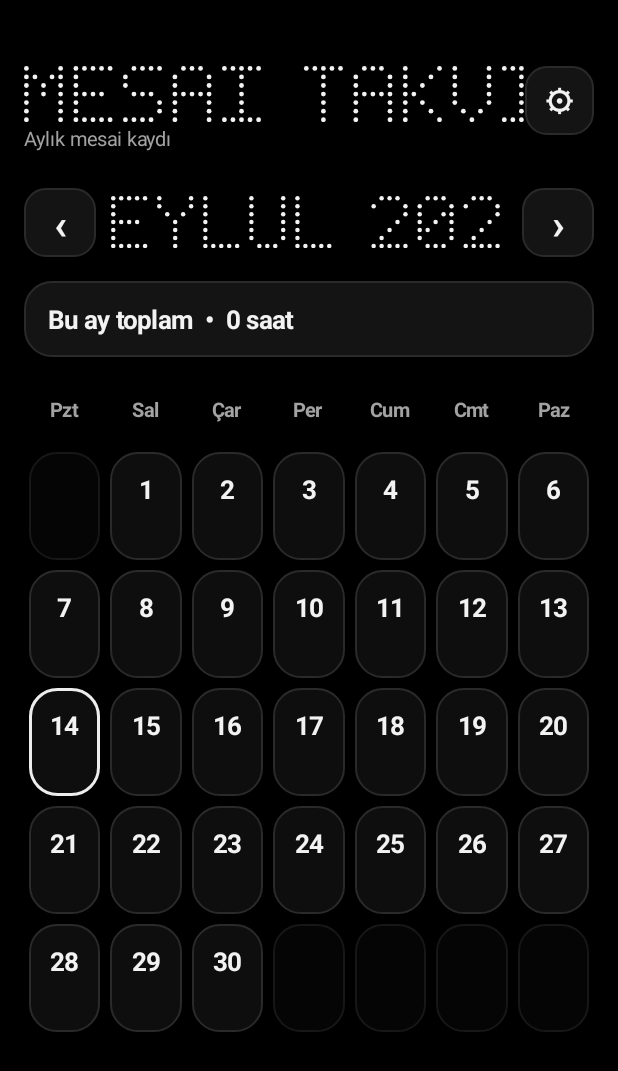
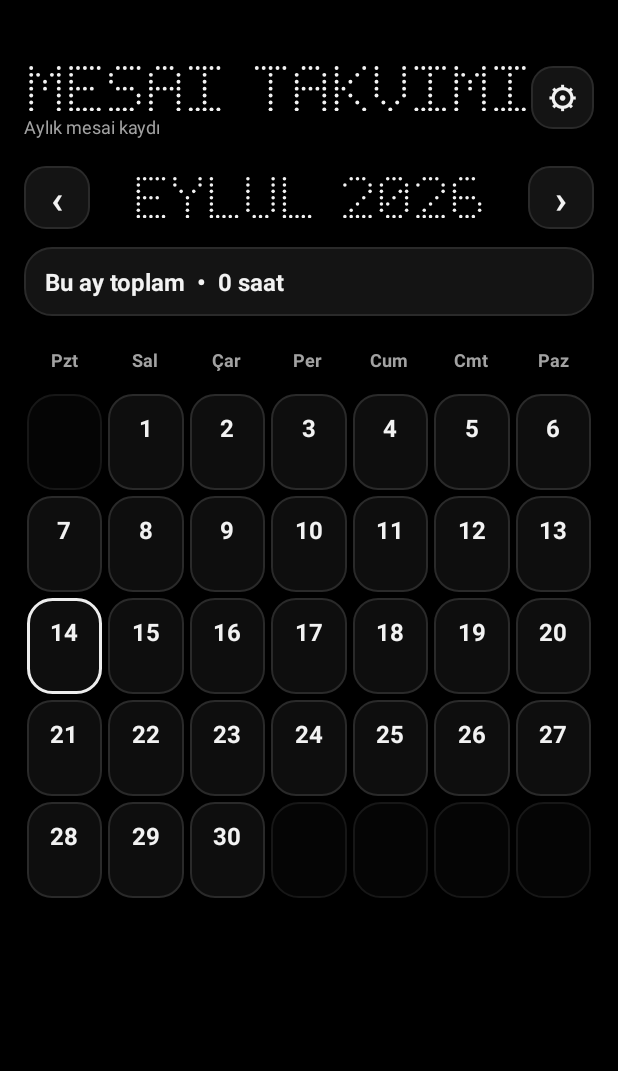
Before and after one commit to omer00000/omer, an Android app: the screen it shows after launch (MainActivity), on a phone screen of 412 x 824 dp. Shown: the top 1071 px of the screen. Run offline under Robolectric (Android 15) with nearby library versions, the phone set to English and light mode, and no system bars.

Commit message:
UI: compact layout and left align titles

```diff
--- a/app/src/main/java/com/omerfaruk/mesaitakvimi/MainActivity.java
+++ b/app/src/main/java/com/omerfaruk/mesaitakvimi/MainActivity.java
@@ -128,18 +128,21 @@ public class MainActivity extends Activity {
 
         LinearLayout titleGroup = new LinearLayout(this);
         titleGroup.setOrientation(LinearLayout.VERTICAL);
+        titleGroup.setGravity(Gravity.START);
         top.addView(titleGroup, new LinearLayout.LayoutParams(0, ViewGroup.LayoutParams.WRAP_CONTENT, 1f));
 
         DotMatrixTextView appTitle = new DotMatrixTextView(this);
         appTitle.setText(normalizeDotsText("Mesai Takvimi"));
         appTitle.setDotColor(TEXT);
-        appTitle.setMatrixMetrics(dpFloat(3.2f), dpFloat(2.5f), dpFloat(7f));
+        appTitle.setMatrixMetrics(dpFloat(2.6f), dpFloat(2.0f), dpFloat(5.6f));
+        appTitle.setGravity(Gravity.START);
         titleGroup.addView(appTitle);
 
         TextView subtitle = new TextView(this);
         subtitle.setText("Aylık mesai kaydı");
         subtitle.setTextColor(TEXT_MUTED);
-        subtitle.setTextSize(TypedValue.COMPLEX_UNIT_SP, 13);
+        subtitle.setTextSize(TypedValue.COMPLEX_UNIT_SP, 12);
+        subtitle.setGravity(Gravity.START);
         subtitle.setPadding(0, dp(2), 0, 0);
         titleGroup.addView(subtitle);
 
@@ -152,7 +155,7 @@ public class MainActivity extends Activity {
         LinearLayout nav = new LinearLayout(this);
         nav.setOrientation(LinearLayout.HORIZONTAL);
         nav.setGravity(Gravity.CENTER_VERTICAL);
-        nav.setPadding(0, dp(24), 0, dp(16));
+        nav.setPadding(0, dp(18), 0, dp(12));
 
         TextView prev = navButton("‹");
         prev.setContentDescription("Önceki ay");
@@ -161,11 +164,11 @@ public class MainActivity extends Activity {
 
         monthTitle = new DotMatrixTextView(this);
         monthTitle.setDotColor(TEXT);
-        monthTitle.setMatrixMetrics(dpFloat(3.0f), dpFloat(2.3f), dpFloat(6.5f));
-        monthTitle.setGravity(Gravity.CENTER);
+        monthTitle.setMatrixMetrics(dpFloat(2.35f), dpFloat(1.85f), dpFloat(5.2f));
+        monthTitle.setGravity(Gravity.START | Gravity.CENTER_VERTICAL);
         LinearLayout.LayoutParams monthLp = new LinearLayout.LayoutParams(0, ViewGroup.LayoutParams.WRAP_CONTENT, 1f);
-        monthLp.leftMargin = dp(10);
-        monthLp.rightMargin = dp(10);
+        monthLp.leftMargin = dp(8);
+        monthLp.rightMargin = dp(8);
         nav.addView(monthTitle, monthLp);
 
         TextView next = navButton("›");
@@ -178,9 +181,9 @@ public class MainActivity extends Activity {
         totalText = new TextView(this);
         totalText.setGravity(Gravity.CENTER_VERTICAL);
         totalText.setTextColor(TEXT);
-        totalText.setTextSize(TypedValue.COMPLEX_UNIT_SP, 17);
+        totalText.setTextSize(TypedValue.COMPLEX_UNIT_SP, 16);
         totalText.setTypeface(Typeface.DEFAULT, Typeface.BOLD);
-        totalText.setPadding(dp(16), dp(14), dp(16), dp(14));
+        totalText.setPadding(dp(14), dp(12), dp(14), dp(12));
         totalText.setBackground(rounded(SURFACE_ALT, STROKE, 18, 1));
         root.addView(totalText, new LinearLayout.LayoutParams(
                 ViewGroup.LayoutParams.MATCH_PARENT,
@@ -191,16 +194,16 @@ public class MainActivity extends Activity {
 
         LinearLayout weekHeader = new LinearLayout(this);
         weekHeader.setOrientation(LinearLayout.HORIZONTAL);
-        weekHeader.setPadding(0, dp(18), 0, dp(8));
+        weekHeader.setPadding(0, dp(14), 0, dp(6));
         String[] dayNames = {"Pzt", "Sal", "Çar", "Per", "Cum", "Cmt", "Paz"};
         for (String name : dayNames) {
             TextView day = new TextView(this);
             day.setText(name);
             day.setGravity(Gravity.CENTER);
             day.setTextColor(TEXT_MUTED);
-            day.setTextSize(TypedValue.COMPLEX_UNIT_SP, 13);
+            day.setTextSize(TypedValue.COMPLEX_UNIT_SP, 12);
             day.setTypeface(Typeface.DEFAULT, Typeface.BOLD);
-            weekHeader.addView(day, new LinearLayout.LayoutParams(0, dp(34), 1f));
+            weekHeader.addView(day, new LinearLayout.LayoutParams(0, dp(30), 1f));
         }
         calendarSection.addView(weekHeader);
 
@@ -265,7 +268,7 @@ public class MainActivity extends Activity {
     private void addBlankCell() {
         View blank = new View(this);
         GridLayout.LayoutParams lp = cellParams();
-        lp.setMargins(dp(3), dp(3), dp(3), dp(3));
+        lp.setMargins(dp(2), dp(2), dp(2), dp(2));
         blank.setLayoutParams(lp);
         blank.setBackground(rounded(Color.parseColor("#050505"), Color.parseColor("#171717"), 18, 1));
         calendarGrid.addView(blank);
@@ -278,17 +281,17 @@ public class MainActivity extends Activity {
         LinearLayout cell = new LinearLayout(this);
         cell.setOrientation(LinearLayout.VERTICAL);
         cell.setGravity(Gravity.CENTER);
-        cell.setPadding(dp(3), dp(7), dp(3), dp(7));
+        cell.setPadding(dp(3), dp(5), dp(3), dp(5));
 
         int fill = hasHours ? ACCENT_SOFT : SURFACE;
         int border = today ? ACCENT : STROKE;
         int borderWidth = today ? 2 : 1;
-        cell.setBackground(rounded(fill, border, 18, borderWidth));
+        cell.setBackground(rounded(fill, border, 16, borderWidth));
         cell.setElevation(dp(1));
 
         TextView dayNo = new TextView(this);
         dayNo.setText(String.valueOf(day));
-        dayNo.setTextSize(TypedValue.COMPLEX_UNIT_SP, 17);
+        dayNo.setTextSize(TypedValue.COMPLEX_UNIT_SP, 16);
         dayNo.setTypeface(Typeface.DEFAULT, Typeface.BOLD);
         dayNo.setTextColor(TEXT);
         dayNo.setGravity(Gravity.CENTER);
@@ -296,17 +299,17 @@ public class MainActivity extends Activity {
 
         TextView hourText = new TextView(this);
         hourText.setText(hasHours ? formatDayMinutes(minutes) : "");
-        hourText.setTextSize(TypedValue.COMPLEX_UNIT_SP, 12);
+        hourText.setTextSize(TypedValue.COMPLEX_UNIT_SP, 11);
         hourText.setTextColor(hasHours ? TEXT : TEXT_MUTED);
         hourText.setTypeface(Typeface.DEFAULT, Typeface.NORMAL);
         hourText.setGravity(Gravity.CENTER);
-        hourText.setPadding(0, dp(6), 0, 0);
+        hourText.setPadding(0, dp(4), 0, 0);
         cell.addView(hourText);
 
         cell.setOnClickListener(v -> showTimePicker(day, key, minutes));
 
         GridLayout.LayoutParams lp = cellParams();
-        lp.setMargins(dp(3), dp(3), dp(3), dp(3));
+        lp.setMargins(dp(2), dp(2), dp(2), dp(2));
         cell.setLayoutParams(lp);
         calendarGrid.addView(cell);
     }
@@ -314,7 +317,7 @@ public class MainActivity extends Activity {
     private GridLayout.LayoutParams cellParams() {
         GridLayout.LayoutParams lp = new GridLayout.LayoutParams();
         lp.width = 0;
-        lp.height = dp(72);
+        lp.height = dp(64);
         lp.columnSpec = GridLayout.spec(GridLayout.UNDEFINED, 1f);
         return lp;
     }
@@ -412,7 +415,7 @@ public class MainActivity extends Activity {
     private void showAbout() {
         new AlertDialog.Builder(this)
                 .setTitle("Mesai Takvimi")
-                .setMessage("Yapımcı: Ömer Faruk Boz\nSürüm: 1.4\n\nVeriler yalnızca telefonda saklanır. Yedekleme ile JSON dosyası olarak dışa ve içe aktarılabilir.")
+                .setMessage("Yapımcı: Ömer Faruk Boz\nSürüm: 1.5\n\nVeriler yalnızca telefonda saklanır. Yedekleme ile JSON dosyası olarak dışa ve içe aktarılabilir.")
                 .setPositiveButton("Tamam", null)
                 .show();
     }
@@ -592,7 +595,7 @@ public class MainActivity extends Activity {
         view.setTextSize(TypedValue.COMPLEX_UNIT_SP, 20);
         view.setTypeface(Typeface.DEFAULT, Typeface.BOLD);
         view.setBackground(rounded(SURFACE_ALT, STROKE, 14, 1));
-        view.setLayoutParams(new LinearLayout.LayoutParams(dp(46), dp(46)));
+        view.setLayoutParams(new LinearLayout.LayoutParams(dp(42), dp(42)));
         return view;
     }
 
@@ -601,10 +604,10 @@ public class MainActivity extends Activity {
         view.setText(text);
         view.setGravity(Gravity.CENTER);
         view.setTextColor(TEXT);
-        view.setTextSize(TypedValue.COMPLEX_UNIT_SP, 28);
+        view.setTextSize(TypedValue.COMPLEX_UNIT_SP, 26);
         view.setTypeface(Typeface.DEFAULT, Typeface.BOLD);
         view.setBackground(rounded(SURFACE_ALT, STROKE, 14, 1));
-        view.setLayoutParams(new LinearLayout.LayoutParams(dp(48), dp(46)));
+        view.setLayoutParams(new LinearLayout.LayoutParams(dp(44), dp(42)));
         return view;
     }
 
```
